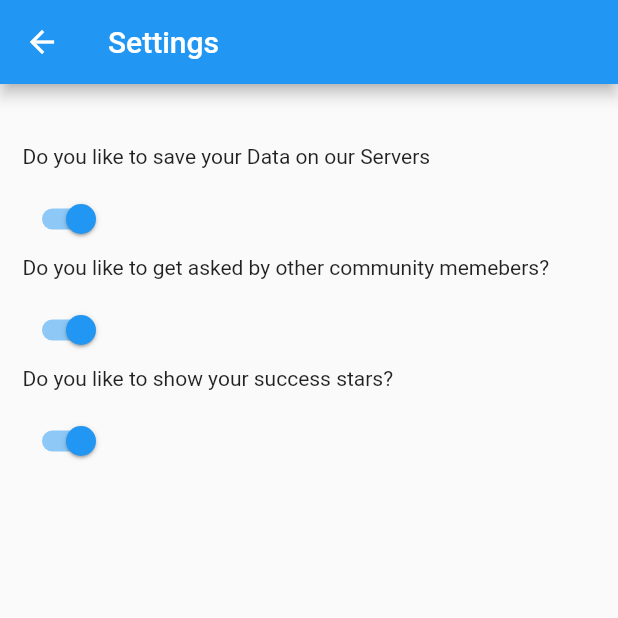
After one commit to marcus-cmd/student_app_v1, a Flutter app: the screen it shows after launch, in the side drawer, after a tap on "Settings", on a phone screen of 412 x 824 dp, the top half of it. The commit adds this screen. Run offline on Flutter 3.47's test engine with Material 2 defaults, Android fonts, the phone set to English and light mode, and no system bars; network calls fail.

Commit message:
Settings Update

```diff
--- /dev/null
+++ b/lib/settings.dart
@@ -0,0 +1,72 @@
+import 'package:flutter/material.dart';
+
+class Settings extends StatelessWidget {
+  @override
+  Widget build(BuildContext context) {
+    var isSwitched = true;
+
+    return Scaffold(
+      appBar: AppBar(
+        title: Text('Settings'),
+      ),
+      body: PageView(children: <Widget>[
+        Container(
+          child: Padding(
+            padding: EdgeInsets.fromLTRB(15, 40, 15, 15),
+            child: Column(
+              crossAxisAlignment: CrossAxisAlignment.start,
+              children: <Widget>[
+                Text('Do you like to save your Data on our Servers'),
+                SizedBox(height: 10),
+                Switch(
+                  value: isSwitched,
+                  onChanged: (value) {
+                    setUpdate(() {
+                      isSwitched = value;
+                    });
+                  },
+                  //activeTrackColor: Colors.grey,
+                  //activeColor: Colors.white,
+                ),
+                Text('Do you like to get asked by other community memebers?'),
+                SizedBox(height: 10),
+                Switch(
+                  value: isSwitched,
+                  onChanged: (value) {
+                    setUpdate(() {
+                      isSwitched = value;
+                    });
+                  },
+                ),
+                Text('Do you like to show your success stars?'),
+                SizedBox(height: 10),
+                Switch(
+                  value: isSwitched,
+                  onChanged: (value) {
+                    setUpdate(() {
+                      isSwitched = value;
+                    });
+                  },
+                ),
+              ],
+            ),
+          ),
+        ),
+        Container(
+          child: Padding(
+            padding: EdgeInsets.fromLTRB(15, 40, 15, 15),
+            child: Column(
+              crossAxisAlignment: CrossAxisAlignment.start,
+              children: <Widget>[
+                Text('TBD'),
+                SizedBox(height: 50),
+              ],
+            ),
+          ),
+        ),
+      ]),
+    );
+  }
+
+  void setUpdate(Null Function() param0) {}
+}
--- a/lib/studentlist.dart
+++ b/lib/studentlist.dart
@@ -1,8 +1,7 @@
-import 'dart:convert';
 import 'package:flutter/material.dart';
-import 'package:http/http.dart';
+import 'package:studentappv1/faq.dart';
 import 'package:studentappv1/search.dart';
-import 'package:studentappv1/faq.dart';
+import 'package:studentappv1/settings.dart';
 
 class StudentList extends StatefulWidget {
   @override
@@ -104,6 +103,9 @@ class _StudentListState extends State<StudentList> {
             ListTile(
               leading: Icon(Icons.settings),
               title: Text('Settings'),
+              onTap: () =>
+                  Navigator.push(context, MaterialPageRoute(
+                      builder: (BuildContext context) => Settings())),
             ),
             ListTile(
               leading: Icon(Icons.help),
```
